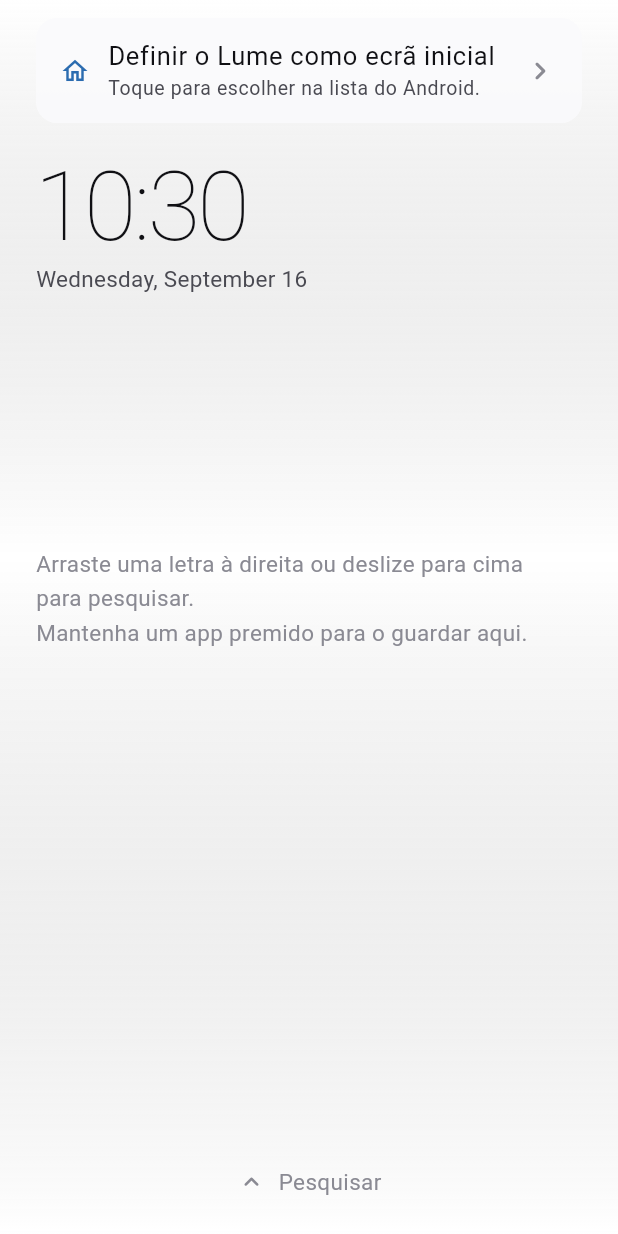
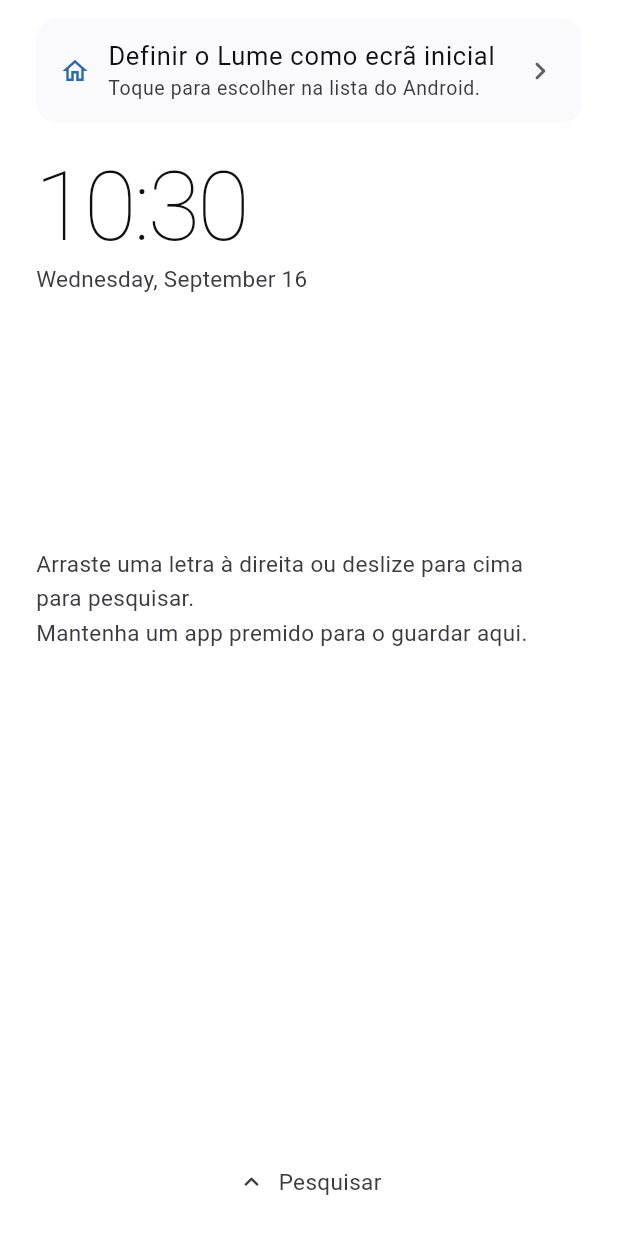
Before and after one commit to GSaurine/Lume, a Flutter app: the screen it shows after launch, on a phone screen of 412 x 824 dp. Run offline on Flutter 3.47's test engine with Material 3 defaults, Android fonts, the phone set to English and light mode, and no system bars; our stand-ins replace flutter_riverpod, shared_preferences.

Commit message:
Corrigir legibilidade sobre o wallpaper e deteção de gestos
Duas falhas que só apareceram ao correr num telemóvel real (Galaxy A16,
Android 16), e que nenhum teste unitário apanhava.

Contraste: o texto da Home ficava ilegível sobre wallpaper claro — 1,01:1
na barra alfabética e na dica dos favoritos, contra os 4,5:1 da WCAG AA. O
véu era transparente a meio do ecrã, exatamente onde está esse texto, e o
tema segue o modo escuro do sistema, não o brilho do wallpaper. Passa a
haver sombra no texto desenhado sobre o wallpaper (LauncherPalette.
textShadows) e mais contraste na paleta. Amplitude de luminância na zona da
dica: 47,8 -> 134,4.

Gestos: LauncherMetrics.swipeThreshold estava declarado mas nunca era lido —
só a velocidade final contava, por isso arrastar devagar e parar antes de
levantar o dedo não fazia nada. A decisão passa para SwipeDecision, que
aceita velocidade OU distância e usa a distância para determinar a direção
quando o dedo acaba parado. 9 testes de regressão.

tool/device_shot.sh e tool/device_input.sh só agem se o Lume estiver em
primeiro plano: o telemóvel de teste é o telemóvel real de alguém, e uma
captura às cegas apanha o que estiver aberto.

```diff
--- a/lib/core/theme/launcher_palette.dart
+++ b/lib/core/theme/launcher_palette.dart
@@ -16,30 +16,49 @@ class LauncherPalette extends ThemeExtension<LauncherPalette> {
     required this.scrim,
     required this.accent,
     required this.danger,
+    required this.textShadows,
   });
+
+  /// Sombras para texto desenhado sobre o wallpaper.
+  ///
+  /// Sem elas, o launcher fica ilegível: o tema segue o modo claro/escuro do
+  /// *sistema*, mas o wallpaper pode ter qualquer brilho. Um véu uniforme
+  /// escureceria a imagem toda; a sombra só escurece o que está debaixo das
+  /// letras.
+  static const List<Shadow> onLightWallpaper = <Shadow>[
+    Shadow(color: Color(0xB3FFFFFF), blurRadius: 12),
+    Shadow(color: Color(0x66FFFFFF), blurRadius: 2, offset: Offset(0, 1)),
+  ];
+
+  static const List<Shadow> onDarkWallpaper = <Shadow>[
+    Shadow(color: Color(0x99000000), blurRadius: 12),
+    Shadow(color: Color(0x4D000000), blurRadius: 2, offset: Offset(0, 1)),
+  ];
 
   /// Texto sobre wallpaper claro.
   static const LauncherPalette light = LauncherPalette(
     primaryText: Color(0xFF101014),
-    secondaryText: Color(0xFF4A4A52),
-    tertiaryText: Color(0xFF8A8A93),
+    secondaryText: Color(0xFF3A3A42),
+    tertiaryText: Color(0xFF5E5E66),
     panel: Color(0xF2FAFAFC),
     panelBorder: Color(0x14000000),
     scrim: Color(0x40FFFFFF),
     accent: Color(0xFF2B6CB0),
     danger: Color(0xFFB3261E),
+    textShadows: onLightWallpaper,
   );
 
   /// Texto sobre wallpaper escuro.
   static const LauncherPalette dark = LauncherPalette(
     primaryText: Color(0xFFF4F4F6),
-    secondaryText: Color(0xFFB4B4BC),
-    tertiaryText: Color(0xFF75757E),
+    secondaryText: Color(0xFFD2D2D9),
+    tertiaryText: Color(0xFFA9A9B4),
     panel: Color(0xF213131A),
     panelBorder: Color(0x1FFFFFFF),
     scrim: Color(0x59000000),
     accent: Color(0xFF8AB4F8),
     danger: Color(0xFFF2B8B5),
+    textShadows: onDarkWallpaper,
   );
 
   final Color primaryText;
@@ -56,6 +75,9 @@ class LauncherPalette extends ThemeExtension<LauncherPalette> {
   final Color accent;
   final Color danger;
 
+  /// Ver [onLightWallpaper] / [onDarkWallpaper].
+  final List<Shadow> textShadows;
+
   @override
   LauncherPalette copyWith({
     Color? primaryText,
@@ -66,6 +88,7 @@ class LauncherPalette extends ThemeExtension<LauncherPalette> {
     Color? scrim,
     Color? accent,
     Color? danger,
+    List<Shadow>? textShadows,
   }) {
     return LauncherPalette(
       primaryText: primaryText ?? this.primaryText,
@@ -76,6 +99,7 @@ class LauncherPalette extends ThemeExtension<LauncherPalette> {
       scrim: scrim ?? this.scrim,
       accent: accent ?? this.accent,
       danger: danger ?? this.danger,
+      textShadows: textShadows ?? this.textShadows,
     );
   }
 
@@ -91,6 +115,7 @@ class LauncherPalette extends ThemeExtension<LauncherPalette> {
       scrim: Color.lerp(scrim, other.scrim, t)!,
       accent: Color.lerp(accent, other.accent, t)!,
       danger: Color.lerp(danger, other.danger, t)!,
+      textShadows: t < 0.5 ? textShadows : other.textShadows,
     );
   }
 }
@@ -100,3 +125,11 @@ extension LauncherPaletteContext on BuildContext {
   LauncherPalette get palette =>
       Theme.of(this).extension<LauncherPalette>() ?? LauncherPalette.dark;
 }
+
+extension WallpaperTextStyle on TextStyle? {
+  /// Para texto que fica por cima do wallpaper: Home, favoritos, índice
+  /// alfabético. Nos painéis opacos (definições, pesquisa, lista de apps)
+  /// não se usa — aí o fundo já garante contraste.
+  TextStyle onWallpaper(BuildContext context) =>
+      (this ?? const TextStyle()).copyWith(shadows: context.palette.textShadows);
+}
--- /dev/null
+++ b/lib/core/utils/swipe_decision.dart
@@ -0,0 +1,27 @@
+import '../constants/launcher_constants.dart';
+
+/// Decide se um arrasto conta como deslize, e para que lado.
+///
+/// Está fora do widget de propósito: é a regra mais fácil de acertar mal num
+/// launcher e a que mais se sente quando está errada. Assim dá para testar
+/// sem montar a Home inteira.
+abstract final class SwipeDecision {
+  /// Um deslize conta se foi rápido **ou** se percorreu distância suficiente.
+  ///
+  /// Olhar só à velocidade final deixa de fora quem arrasta devagar e pára
+  /// antes de levantar o dedo — um gesto intencional, e o mais comum em ecrãs
+  /// grandes ou com o telemóvel seguro numa só mão.
+  static bool accepts({required double delta, required double velocity}) =>
+      delta.abs() >= LauncherMetrics.swipeThreshold ||
+      velocity.abs() >= LauncherMetrics.swipeVelocityThreshold;
+
+  /// `true` para cima ou para a esquerda (eixos negativos do Flutter).
+  ///
+  /// Quando a velocidade final é praticamente nula, é a distância percorrida
+  /// que diz a direção — caso contrário um arrasto lento apanharia o sentido
+  /// do último tremor do dedo.
+  static bool isNegative({required double delta, required double velocity}) =>
+      velocity.abs() >= LauncherMetrics.swipeVelocityThreshold
+          ? velocity < 0
+          : delta < 0;
+}
--- a/lib/features/apps/presentation/app_list_screen.dart
+++ b/lib/features/apps/presentation/app_list_screen.dart
@@ -74,6 +74,7 @@ class _AppListScreenState extends ConsumerState<AppListScreen> {
                   child: AlphabetIndexBar(
                     letters: letters,
                     selected: _activeLetter,
+                    onWallpaper: false,
                     onLetterChanged: (String? letter) => _jumpTo(letter, entries),
                   ),
                 ),
--- a/lib/features/favorites/presentation/favorites_section.dart
+++ b/lib/features/favorites/presentation/favorites_section.dart
@@ -32,7 +32,8 @@ class FavoritesSection extends ConsumerWidget {
           AppTile(
             app: app,
             key: ValueKey<String>('favorite-${app.id}'),
-            textStyle: Theme.of(context).textTheme.headlineSmall,
+            textStyle:
+                Theme.of(context).textTheme.headlineSmall.onWallpaper(context),
           ),
       ],
     );
@@ -52,10 +53,11 @@ class _EmptyFavoritesHint extends StatelessWidget {
       child: Text(
         'Arraste uma letra à direita ou deslize para cima para pesquisar.\n'
         'Mantenha um app premido para o guardar aqui.',
-        style: Theme.of(context).textTheme.bodyMedium?.copyWith(
-              color: context.palette.tertiaryText,
-              height: 1.5,
-            ),
+        style: Theme.of(context)
+            .textTheme
+            .bodyMedium
+            ?.copyWith(color: context.palette.secondaryText, height: 1.5)
+            .onWallpaper(context),
       ),
     );
   }
--- a/lib/features/launcher/presentation/home_screen.dart
+++ b/lib/features/launcher/presentation/home_screen.dart
@@ -5,6 +5,7 @@ import 'package:flutter_riverpod/flutter_riverpod.dart';
 import '../../../core/constants/launcher_constants.dart';
 import '../../../core/theme/launcher_palette.dart';
 import '../../../core/utils/launcher_route.dart';
+import '../../../core/utils/swipe_decision.dart';
 import '../../../data/models/installed_app.dart';
 import '../../../data/models/launcher_settings.dart';
 import '../../apps/controller/apps_controller.dart';
@@ -204,33 +205,55 @@ class _HomeScreenState extends ConsumerState<HomeScreen> {
 }
 
 /// Camada transparente que interpreta os gestos na área livre da Home.
-class _GestureLayer extends StatelessWidget {
+class _GestureLayer extends StatefulWidget {
   const _GestureLayer({required this.onGesture});
 
   final Future<void> Function(LauncherGesture gesture) onGesture;
+
+  @override
+  State<_GestureLayer> createState() => _GestureLayerState();
+}
+
+class _GestureLayerState extends State<_GestureLayer> {
+  double _verticalDelta = 0;
+  double _horizontalDelta = 0;
 
   @override
   Widget build(BuildContext context) {
     return Positioned.fill(
       child: GestureDetector(
         behavior: HitTestBehavior.opaque,
-        onDoubleTap: () => onGesture(LauncherGesture.doubleTap),
+        onDoubleTap: () => widget.onGesture(LauncherGesture.doubleTap),
         onLongPress: () async {
           await HapticFeedback.mediumImpact();
           if (context.mounted) await _showHomeMenu(context);
         },
+        onVerticalDragStart: (_) => _verticalDelta = 0,
+        onVerticalDragUpdate: (DragUpdateDetails details) =>
+            _verticalDelta += details.delta.dy,
         onVerticalDragEnd: (DragEndDetails details) {
+          final double delta = _verticalDelta;
           final double velocity = details.velocity.pixelsPerSecond.dy;
-          if (velocity.abs() < LauncherMetrics.swipeVelocityThreshold) return;
-          onGesture(
-            velocity < 0 ? LauncherGesture.swipeUp : LauncherGesture.swipeDown,
+          _verticalDelta = 0;
+          if (!SwipeDecision.accepts(delta: delta, velocity: velocity)) return;
+          widget.onGesture(
+            SwipeDecision.isNegative(delta: delta, velocity: velocity)
+                ? LauncherGesture.swipeUp
+                : LauncherGesture.swipeDown,
           );
         },
+        onHorizontalDragStart: (_) => _horizontalDelta = 0,
+        onHorizontalDragUpdate: (DragUpdateDetails details) =>
+            _horizontalDelta += details.delta.dx,
         onHorizontalDragEnd: (DragEndDetails details) {
+          final double delta = _horizontalDelta;
           final double velocity = details.velocity.pixelsPerSecond.dx;
-          if (velocity.abs() < LauncherMetrics.swipeVelocityThreshold) return;
-          onGesture(
-            velocity < 0 ? LauncherGesture.swipeLeft : LauncherGesture.swipeRight,
+          _horizontalDelta = 0;
+          if (!SwipeDecision.accepts(delta: delta, velocity: velocity)) return;
+          widget.onGesture(
+            SwipeDecision.isNegative(delta: delta, velocity: velocity)
+                ? LauncherGesture.swipeLeft
+                : LauncherGesture.swipeRight,
           );
         },
       ),
@@ -298,8 +321,13 @@ class _WallpaperScrim extends StatelessWidget {
             gradient: LinearGradient(
               begin: Alignment.topCenter,
               end: Alignment.bottomCenter,
-              colors: <Color>[scrim, Colors.transparent, scrim],
-              stops: const <double>[0, 0.45, 1],
+              colors: <Color>[
+                scrim,
+                scrim.withValues(alpha: scrim.a * 0.35),
+                scrim.withValues(alpha: scrim.a * 0.35),
+                scrim,
+              ],
+              stops: const <double>[0, 0.3, 0.7, 1],
             ),
           ),
         ),
--- a/lib/features/launcher/widgets/clock_widget.dart
+++ b/lib/features/launcher/widgets/clock_widget.dart
@@ -4,6 +4,7 @@ import 'package:flutter/material.dart';
 import 'package:flutter_riverpod/flutter_riverpod.dart';
 import 'package:intl/intl.dart';
 
+import '../../../core/theme/launcher_palette.dart';
 import '../../settings/controller/settings_controller.dart';
 
 /// Relógio da Home.
@@ -64,7 +65,7 @@ class _ClockWidgetState extends ConsumerState<ClockWidget> with WidgetsBindingOb
 
     return Text(
       format.format(_now),
-      style: Theme.of(context).textTheme.displayLarge,
+      style: Theme.of(context).textTheme.displayLarge.onWallpaper(context),
       semanticsLabel: 'São ${format.format(_now)}',
     );
   }
--- a/lib/features/launcher/widgets/date_widget.dart
+++ b/lib/features/launcher/widgets/date_widget.dart
@@ -2,6 +2,8 @@ import 'dart:async';
 
 import 'package:flutter/material.dart';
 import 'package:intl/intl.dart';
+
+import '../../../core/theme/launcher_palette.dart';
 
 /// Data por extenso, por baixo do relógio ("Segunda, 15 Setembro").
 ///
@@ -57,7 +59,7 @@ class _DateWidgetState extends State<DateWidget> with WidgetsBindingObserver {
 
     return Text(
       '${_capitalize(weekday)}, $day',
-      style: Theme.of(context).textTheme.titleMedium,
+      style: Theme.of(context).textTheme.titleMedium.onWallpaper(context),
     );
   }
 
--- a/lib/features/launcher/widgets/search_hint.dart
+++ b/lib/features/launcher/widgets/search_hint.dart
@@ -21,16 +21,18 @@ class SearchHint extends StatelessWidget {
     return Center(
       child: TextButton.icon(
         onPressed: onTap,
-        icon: Icon(Icons.keyboard_arrow_up_rounded, size: 20, color: palette.tertiaryText),
+        icon: Icon(Icons.keyboard_arrow_up_rounded, size: 20, color: palette.secondaryText),
         label: Text(
           'Pesquisar',
-          style: Theme.of(context).textTheme.bodyMedium?.copyWith(
-                color: palette.tertiaryText,
-              ),
+          style: Theme.of(context)
+              .textTheme
+              .bodyMedium
+              ?.copyWith(color: palette.secondaryText)
+              .onWallpaper(context),
         ),
         style: TextButton.styleFrom(
           padding: const EdgeInsets.symmetric(horizontal: 20, vertical: 12),
-          foregroundColor: palette.tertiaryText,
+          foregroundColor: palette.secondaryText,
         ),
       ),
     );
```
Also changed, not shown: lib/features/apps/widgets/alphabet_index_bar.dart (+16 -7 lines), 3 other files.
